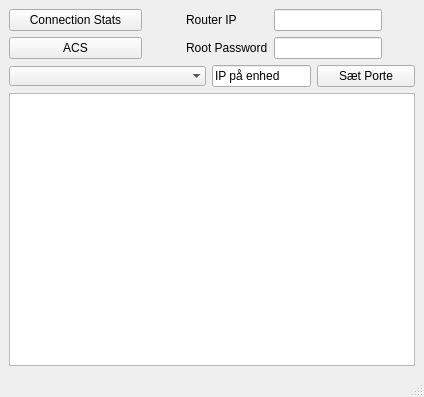
Before: the Qt Designer form design.ui in PTST/Python-Telnet-Client, drawn with Qt 5.
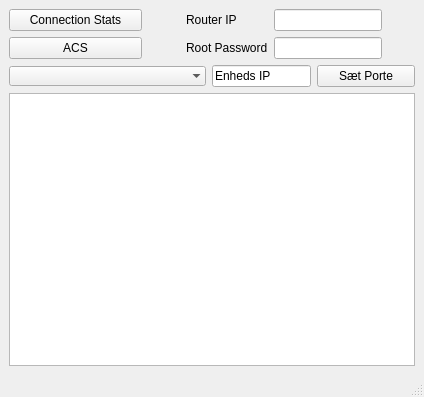
After: the same form once the commit is applied.

The edit to the form file:
```diff
--- a/design.ui
+++ b/design.ui
@@ -131,7 +131,7 @@
         <item>
          <widget class="QLineEdit" name="unitIP">
           <property name="text">
-           <string>IP på enhed</string>
+           <string>Enheds IP</string>
           </property>
          </widget>
         </item>
```
